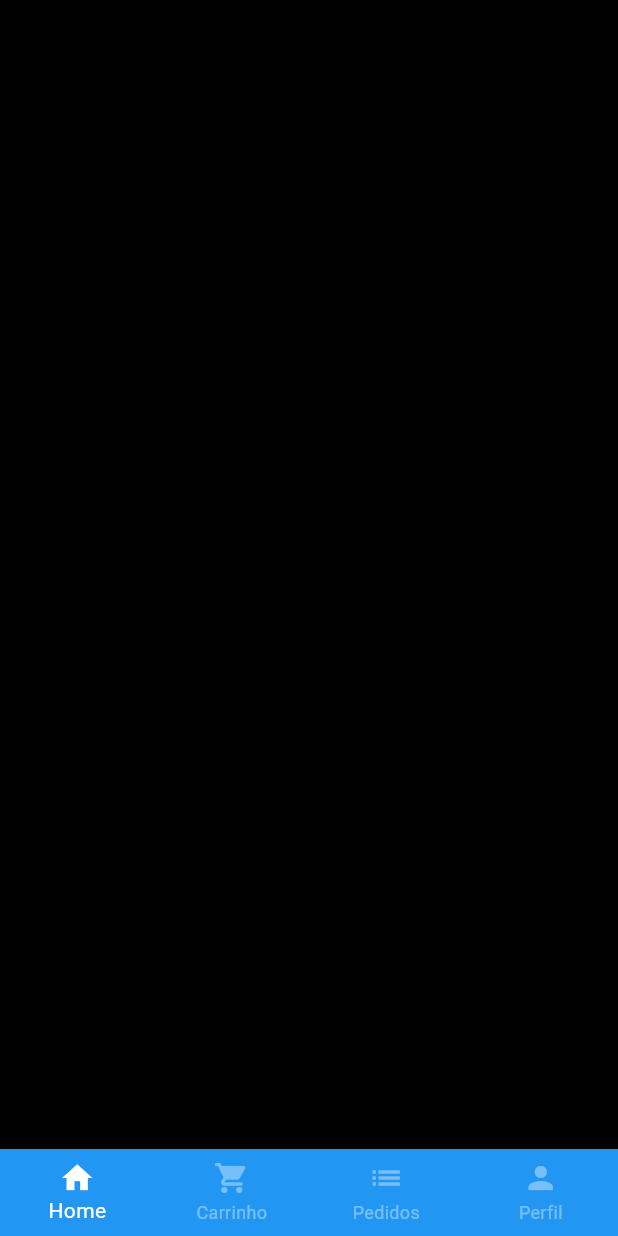
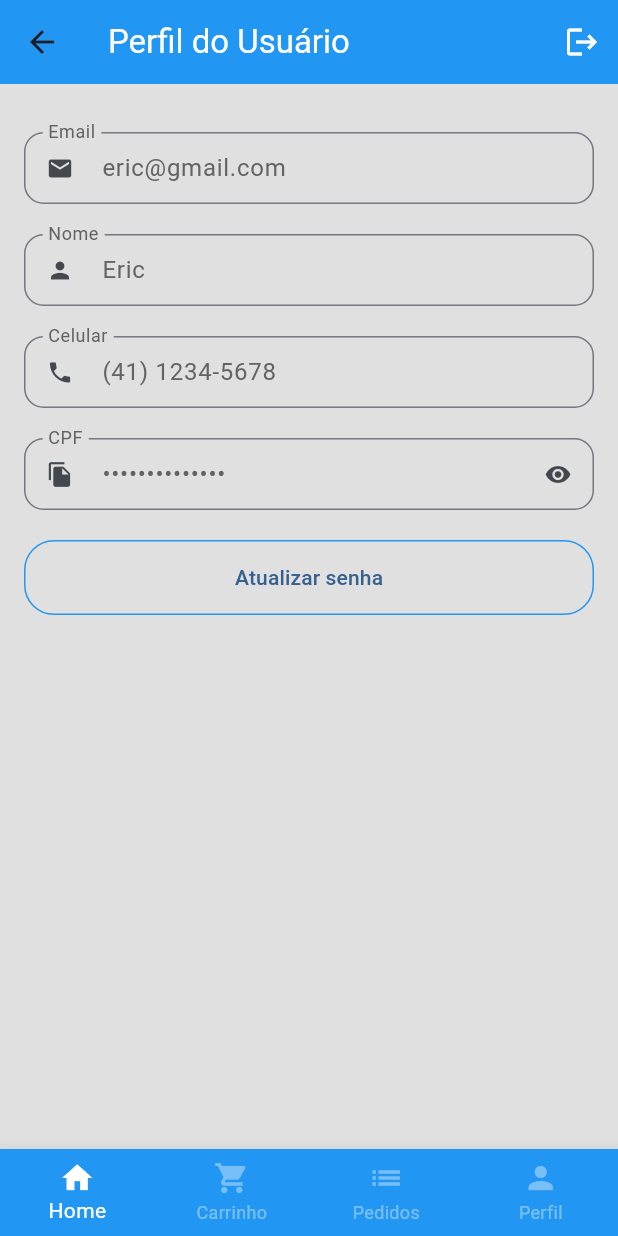
Before and after one commit to Eric-Coutinho/Flutter-App-Unicesumar, a Flutter app: the BaseScreen screen opened directly, swiped to page 4, on a phone screen of 412 x 824 dp. Run offline on Flutter 3.47's test engine with Material 3 defaults, Android fonts, the phone set to English and light mode, and no system bars; our stand-ins replace animated_text_kit, badges.

Commit message:
creating user info screen :beers:

```diff
--- a/lib/src/config/app_data.dart
+++ b/lib/src/config/app_data.dart
@@ -1,5 +1,6 @@
 import 'package:flutter_application_1/src/model/item_model.dart';
 import 'package:flutter_application_1/src/model/cart_item_model.dart';
+import 'package:flutter_application_1/src/model/user_model.dart';
 
 ItemModel maca = ItemModel(
   itemDescription:
@@ -402,8 +403,17 @@ List<String> categorias = [
 ];
 
 List<CartItemModel> cartItems = [
-    CartItemModel(item: granola, quantity: 1),
-    CartItemModel(item: manga, quantity: 5),
-    CartItemModel(item: batata, quantity: 3),
-    CartItemModel(item: abacaxi, quantity: 2),
+  CartItemModel(item: granola, quantity: 1),
+  CartItemModel(item: manga, quantity: 5),
+  CartItemModel(item: batata, quantity: 3),
+  CartItemModel(item: abacaxi, quantity: 2),
 ];
+
+// Usuario atual
+UserModel user = UserModel(
+  name: 'Eric',
+  cpf: '123.456.789-00',
+  email: 'eric@gmail.com',
+  password: '123456',
+  phone: '(41) 1234-5678',
+);
--- /dev/null
+++ b/lib/src/model/user_model.dart
@@ -0,0 +1,15 @@
+class UserModel {
+  String name;
+  String email;
+  String phone;
+  String cpf;
+  String password;
+
+  UserModel({
+    required this.name,
+    required this.cpf,
+    required this.email,
+    required this.password,
+    required this.phone,
+  });
+}
--- a/lib/src/pages/auth/login_screen.dart
+++ b/lib/src/pages/auth/login_screen.dart
@@ -1,6 +1,6 @@
 import 'package:animated_text_kit/animated_text_kit.dart';
 import 'package:flutter/material.dart';
-import 'package:flutter_application_1/src/pages/auth/components/text_form.dart';
+import 'package:flutter_application_1/src/pages/widgets/text_form.dart';
 import 'package:flutter_application_1/src/pages/base/base_screen.dart';
 import 'package:flutter_application_1/src/config/custom_colors.dart';
 import 'package:flutter_application_1/src/pages/register/register_screen.dart';
--- a/lib/src/pages/base/base_screen.dart
+++ b/lib/src/pages/base/base_screen.dart
@@ -2,6 +2,7 @@ import 'package:flutter/material.dart';
 import 'package:flutter_application_1/src/config/custom_colors.dart';
 import 'package:flutter_application_1/src/pages/cart/cart_tab.dart';
 import 'package:flutter_application_1/src/pages/home/home_tab.dart';
+import 'package:flutter_application_1/src/pages/profile/profile_tab.dart';
 
 class BaseScreen extends StatefulWidget {
   const BaseScreen({super.key});
@@ -26,9 +27,8 @@ class _BaseScreenState extends State<BaseScreen> {
           Container(
             color: Colors.red,
           ),
-          Container(
-            color: Colors.black,
-          ),
+          const ProfileTab(),
+
         ],
       ),
       bottomNavigationBar: BottomNavigationBar(
--- /dev/null
+++ b/lib/src/pages/profile/profile_tab.dart
@@ -0,0 +1,167 @@
+import 'package:flutter/material.dart';
+import 'package:flutter_application_1/src/config/custom_colors.dart';
+import 'package:flutter_application_1/src/pages/widgets/text_form.dart';
+import 'package:flutter_application_1/src/config/app_data.dart' as app_data;
+
+class ProfileTab extends StatefulWidget {
+  const ProfileTab({super.key});
+
+  @override
+  State<ProfileTab> createState() => _ProfileTabState();
+}
+
+class _ProfileTabState extends State<ProfileTab> {
+  @override
+  Widget build(BuildContext context) {
+    return Scaffold(
+        appBar: AppBar(
+          title: const Text(
+            'Perfil do Usuário',
+            style: TextStyle(color: Colors.white),
+          ),
+          backgroundColor: CustomColors.customizedAppColor,
+          actions: [
+            IconButton(
+                onPressed: () {},
+                icon: const Icon(
+                  Icons.logout,
+                  color: Colors.white,
+                ))
+          ],
+        ),
+        body: ListView(
+          physics: const BouncingScrollPhysics(),
+          padding: const EdgeInsets.fromLTRB(16, 32, 16, 16),
+          children: [
+            // Email
+            TextForm(
+              icon: Icons.email,
+              label: 'Email',
+              initialValue: app_data.user.email,
+            ),
+            // Nome
+            TextForm(
+              icon: Icons.person,
+              label: 'Nome',
+              initialValue: app_data.user.name,
+              isReadOnly: true,
+            ),
+            // Celular
+            TextForm(
+              icon: Icons.phone,
+              label: 'Celular',
+              initialValue: app_data.user.phone,
+            ),
+            // CPF
+            TextForm(
+              icon: Icons.file_copy,
+              label: 'CPF',
+              initialValue: app_data.user.cpf,
+              isSecret: true,
+              isReadOnly: true,
+            ),
+            // Botao atualizar
+            SizedBox(
+              height: 50,
+              child: OutlinedButton(
+                style: OutlinedButton.styleFrom(
+                  side: BorderSide(
+                    color: CustomColors.customizedAppColor,
+                  ),
+                  shape: RoundedRectangleBorder(
+                    borderRadius: BorderRadius.circular(20),
+                  ),
+                ),
+                onPressed: () {
+                  updatePassword();
+                },
+                child: const Text('Atualizar senha'),
+              ),
+            )
+          ],
+        ));
+  }
+
+  Future<bool?> updatePassword() {
+    return showDialog(
+        context: context,
+        builder: (context) {
+          return Dialog(
+            shape:
+                RoundedRectangleBorder(borderRadius: BorderRadius.circular(18)),
+            child: Stack(
+              children: [
+                Padding(
+                  padding: const EdgeInsets.all(16),
+                  child: Column(
+                    crossAxisAlignment: CrossAxisAlignment.stretch,
+                    mainAxisSize: MainAxisSize.min,
+                    children: [
+                      const Padding(
+                        padding: EdgeInsets.symmetric(vertical: 10),
+                        child: Text(
+                          'Atualizar Senha',
+                          textAlign: TextAlign.center,
+                          style: TextStyle(
+                              fontSize: 18, fontWeight: FontWeight.bold),
+                        ),
+                      ),
+
+                      // Senha atual
+                      const TextForm(
+                        icon: Icons.lock,
+                        label: 'Senha Atual',
+                        isSecret: true,
+                      ),
+
+                      // Nova senha
+                      const TextForm(
+                        icon: Icons.lock_outline,
+                        label: 'Nova Senha',
+                        isSecret: true,
+                      ),
+
+                      // Confirmar nova senha
+                      const TextForm(
+                        icon: Icons.lock_outline,
+                        label: 'Confirmar Nova Senha',
+                        isSecret: true,
+                      ),
+
+                      // Botao Confimar
+                      SizedBox(
+                        height: 50,
+                        child: ElevatedButton(
+                          style: ElevatedButton.styleFrom(
+                            shape: RoundedRectangleBorder(
+                              borderRadius: BorderRadius.circular(20),
+                            ),
+                          ),
+                          onPressed: () {},
+                          child: const Text(
+                            'Atualizar',
+                            style: TextStyle(
+                              fontSize: 18,
+                            ),
+                          ),
+                        ),
+                      )
+                    ],
+                  ),
+                ),
+                Positioned(
+                  right: 5,
+                  top: 5,
+                  child: IconButton(
+                    onPressed: () {
+                      Navigator.of(context).pop();
+                    },
+                    icon: const Icon(Icons.close),
+                  ),
+                )
+              ],
+            ),
+          );
+        });
+  }
+}
--- a/lib/src/pages/register/register_screen.dart
+++ b/lib/src/pages/register/register_screen.dart
@@ -1,5 +1,5 @@
 import 'package:flutter/material.dart';
-import 'package:flutter_application_1/src/pages/auth/components/text_form.dart';
+import 'package:flutter_application_1/src/pages/widgets/text_form.dart';
 import 'package:flutter_application_1/src/config/custom_colors.dart';
 import 'package:flutter_application_1/src/pages/auth/login_screen.dart';
 
--- a/lib/src/pages/auth/components/text_form.dart
+++ b/lib/src/pages/widgets/text_form.dart
@@ -5,12 +5,17 @@ class TextForm extends StatefulWidget {
   final IconData icon;
   final String label;
   final bool isSecret;
+  final String? initialValue;
+  final bool isReadOnly;
 
-  const TextForm(
-      {super.key,
-      required this.icon,
-      required this.label,
-      this.isSecret = false});
+  const TextForm({
+    super.key,
+    required this.icon,
+    required this.label,
+    this.isSecret = false,
+    this.initialValue,
+    this.isReadOnly = false,
+  });
 
   @override
   State<TextForm> createState() => _TextFormState();
@@ -29,6 +34,8 @@ class _TextFormState extends State<TextForm> {
     return Padding(
         padding: const EdgeInsets.only(bottom: 20),
         child: TextFormField(
+          initialValue: widget.initialValue,
+          readOnly: widget.isReadOnly,
           style: TextStyle(color: CustomColors.inputTextColor),
           obscureText: isObscure,
           decoration: InputDecoration(
```
